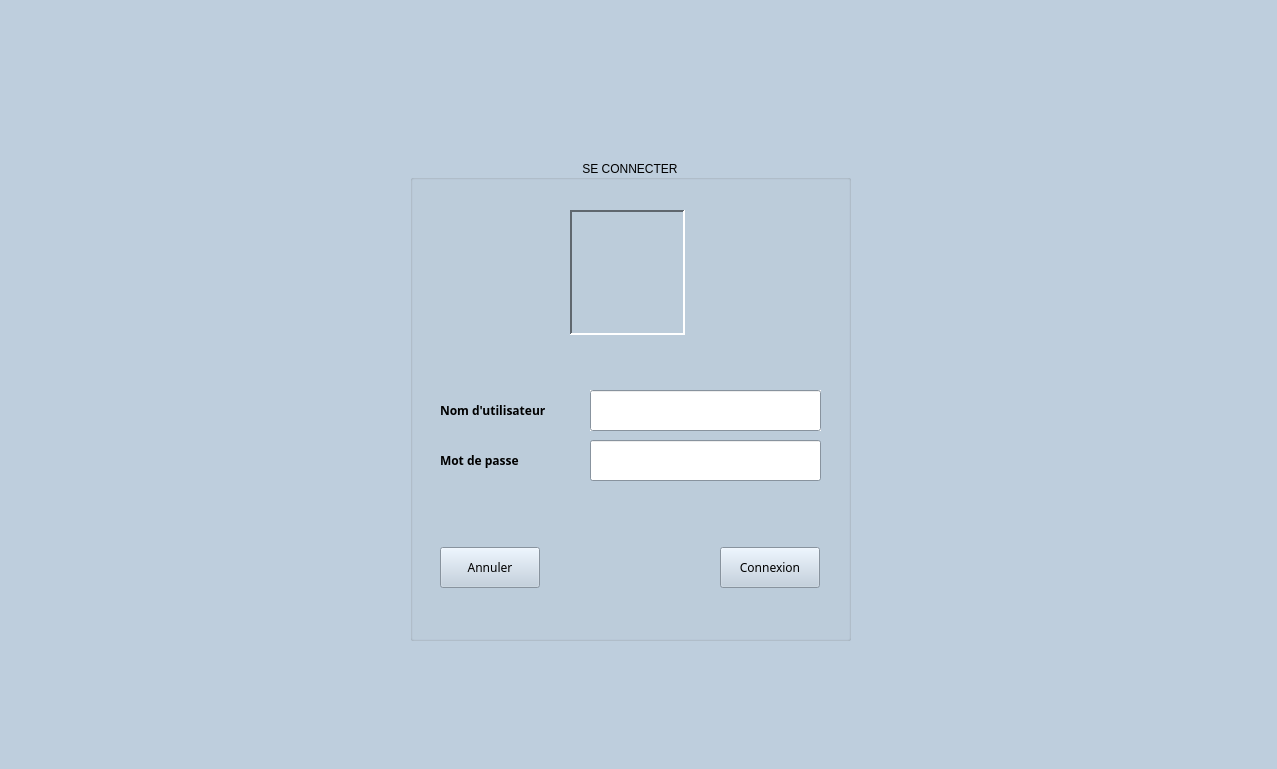
The window that chainehotel.ui (Highwest/ChaineHotel) describes before a commit, drawn with Qt 5.
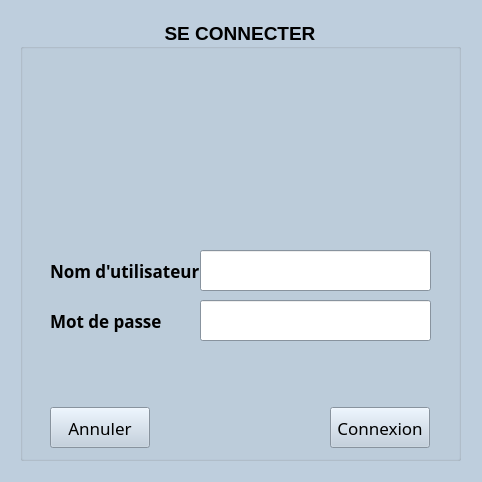
The same window after the commit. Icons and pictures are not drawn.

```diff
--- a/chainehotel.ui
+++ b/chainehotel.ui
@@ -6,8 +6,8 @@
    <rect>
     <x>0</x>
     <y>0</y>
-    <width>1277</width>
-    <height>769</height>
+    <width>482</width>
+    <height>482</height>
    </rect>
   </property>
   <property name="palette">
@@ -475,12 +475,19 @@
    <widget class="QGroupBox" name="groupBox">
     <property name="geometry">
      <rect>
-      <x>410</x>
-      <y>160</y>
+      <x>20</x>
+      <y>20</y>
       <width>441</width>
-      <height>481</height>
+      <height>441</height>
      </rect>
     </property>
+    <property name="font">
+     <font>
+      <pointsize>14</pointsize>
+      <weight>75</weight>
+      <bold>true</bold>
+     </font>
+    </property>
     <property name="title">
      <string notr="true">SE CONNECTER</string>
     </property>
@@ -505,9 +512,21 @@
      <property name="toolTip">
       <string comment="Tapez votre mot de passe ici!!!"/>
      </property>
+     <property name="autoFillBackground">
+      <bool>false</bool>
+     </property>
      <property name="text">
       <string/>
      </property>
+     <property name="echoMode">
+      <enum>QLineEdit::Password</enum>
+     </property>
+     <property name="cursorPosition">
+      <number>0</number>
+     </property>
+     <property name="clearButtonEnabled">
+      <bool>true</bool>
+     </property>
     </widget>
     <widget class="QPushButton" name="pushButton_connexion">
      <property name="geometry">
@@ -521,6 +540,9 @@
      <property name="font">
       <font>
        <family>ABeeZee</family>
+       <pointsize>13</pointsize>
+       <weight>50</weight>
+       <bold>false</bold>
       </font>
      </property>
      <property name="text">
@@ -539,6 +561,7 @@
      <property name="font">
       <font>
        <family>ABeeZee</family>
+       <pointsize>13</pointsize>
        <weight>75</weight>
        <bold>true</bold>
        <kerning>true</kerning>
@@ -560,6 +583,9 @@
      <property name="font">
       <font>
        <family>ABeeZee</family>
+       <pointsize>13</pointsize>
+       <weight>50</weight>
+       <bold>false</bold>
       </font>
      </property>
      <property name="text">
@@ -597,11 +623,23 @@
       <string comment="Tapez nom d'utilisateur ici!!!"/>
      </property>
      <property name="autoFillBackground">
-      <bool>true</bool>
+      <bool>false</bool>
      </property>
      <property name="text">
       <string/>
      </property>
+     <property name="echoMode">
+      <enum>QLineEdit::Normal</enum>
+     </property>
+     <property name="cursorPosition">
+      <number>0</number>
+     </property>
+     <property name="dragEnabled">
+      <bool>false</bool>
+     </property>
+     <property name="clearButtonEnabled">
+      <bool>true</bool>
+     </property>
     </widget>
     <widget class="QLabel" name="label_pass">
      <property name="geometry">
@@ -615,6 +653,7 @@
      <property name="font">
       <font>
        <family>ABeeZee</family>
+       <pointsize>13</pointsize>
        <weight>75</weight>
        <bold>true</bold>
       </font>
@@ -628,12 +667,12 @@
       <rect>
        <x>160</x>
        <y>50</y>
-       <width>115</width>
-       <height>125</height>
+       <width>135</width>
+       <height>135</height>
       </rect>
      </property>
      <property name="frameShape">
-      <enum>QFrame::Panel</enum>
+      <enum>QFrame::NoFrame</enum>
      </property>
      <property name="frameShadow">
       <enum>QFrame::Sunken</enum>
```
Left out of the diff: 14 changed lines with no effect on the pictures.
